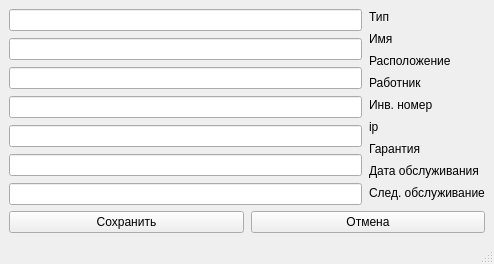
Old version of the form forms/Ui_edt.ui in the repository Hitsonn/Bond.
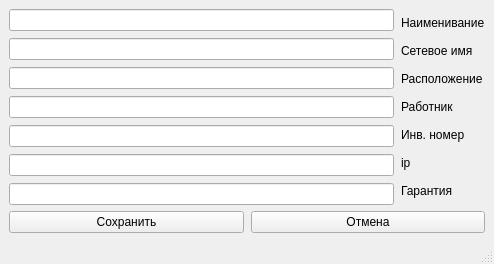
New version of the form.

The edit to the form file:
```diff
--- a/forms/Ui_edt.ui
+++ b/forms/Ui_edt.ui
@@ -86,7 +86,7 @@
            </size>
           </property>
           <property name="text">
-           <string>Тип</string>
+           <string>Наименивание</string>
           </property>
          </widget>
         </item>
@@ -99,7 +99,7 @@
            </sizepolicy>
           </property>
           <property name="text">
-           <string>Имя</string>
+           <string>Сетевое имя</string>
           </property>
          </widget>
         </item>
@@ -168,32 +168,6 @@
           </property>
          </widget>
         </item>
-        <item>
-         <widget class="QLabel" name="label_5">
-          <property name="sizePolicy">
-           <sizepolicy hsizetype="Preferred" vsizetype="Fixed">
-            <horstretch>0</horstretch>
-            <verstretch>0</verstretch>
-           </sizepolicy>
-          </property>
-          <property name="text">
-           <string>Дата обслуживания</string>
-          </property>
-         </widget>
-        </item>
-        <item>
-         <widget class="QLabel" name="label_9">
-          <property name="sizePolicy">
-           <sizepolicy hsizetype="Preferred" vsizetype="Fixed">
-            <horstretch>0</horstretch>
-            <verstretch>0</verstretch>
-           </sizepolicy>
-          </property>
-          <property name="text">
-           <string>След. обслуживание</string>
-          </property>
-         </widget>
-        </item>
        </layout>
       </item>
      </layout>
```
